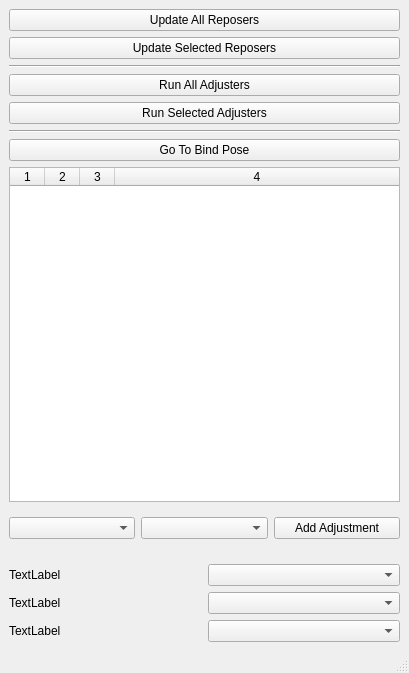
patcorwin/fossil, file pdil/tool/fossil/ui/reposer_gui.ui: the form before one commit.
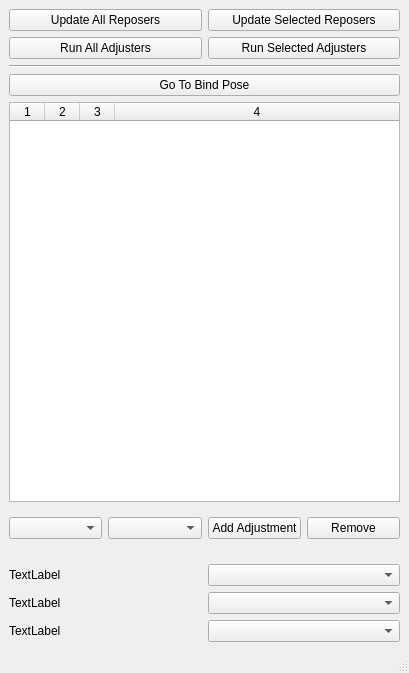
The form after the commit.

```diff
--- a/pdil/tool/fossil/ui/reposer_gui.ui
+++ b/pdil/tool/fossil/ui/reposer_gui.ui
@@ -16,6 +16,11 @@
   <widget class="QWidget" name="centralwidget">
    <layout class="QVBoxLayout" name="verticalLayout">
     <item>
+     <layout class="QHBoxLayout" name="horizontalLayout_2">
+      <property name="topMargin">
+       <number>0</number>
+      </property>
+      <item>
      <widget class="QPushButton" name="updateAll">
       <property name="text">
        <string>Update All Reposers</string>
@@ -29,13 +34,13 @@
       </property>
      </widget>
     </item>
+     </layout>
+    </item>
     <item>
-     <widget class="Line" name="line">
-      <property name="orientation">
-       <enum>Qt::Horizontal</enum>
+     <layout class="QHBoxLayout" name="horizontalLayout_3">
+      <property name="topMargin">
+       <number>0</number>
       </property>
-     </widget>
-    </item>
     <item>
      <widget class="QPushButton" name="runAll">
       <property name="text">
@@ -50,6 +55,8 @@
       </property>
      </widget>
     </item>
+     </layout>
+    </item>
     <item>
      <widget class="Line" name="line_2">
       <property name="orientation">
@@ -103,6 +110,13 @@
          </property>
         </widget>
        </item>
+       <item>
+        <widget class="QPushButton" name="removeAdjustment">
+         <property name="text">
+          <string>Remove</string>
+         </property>
+        </widget>
+       </item>
       </layout>
      </widget>
     </item>
```
Lines whose indentation alone changed are shown as unchanged.
